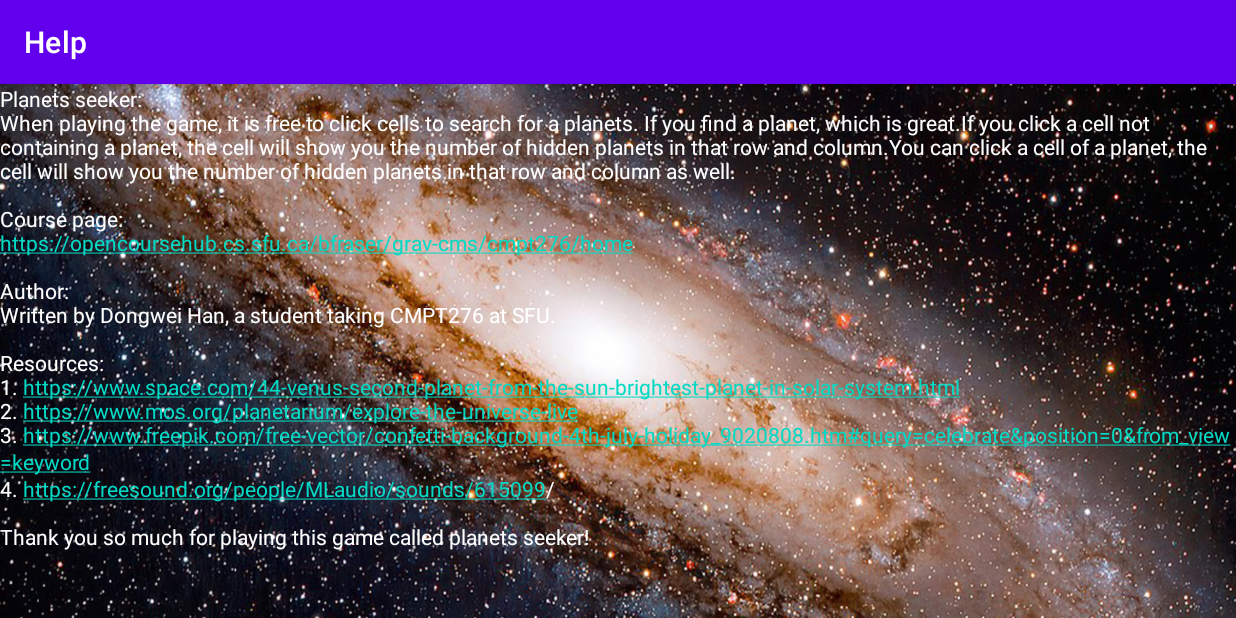
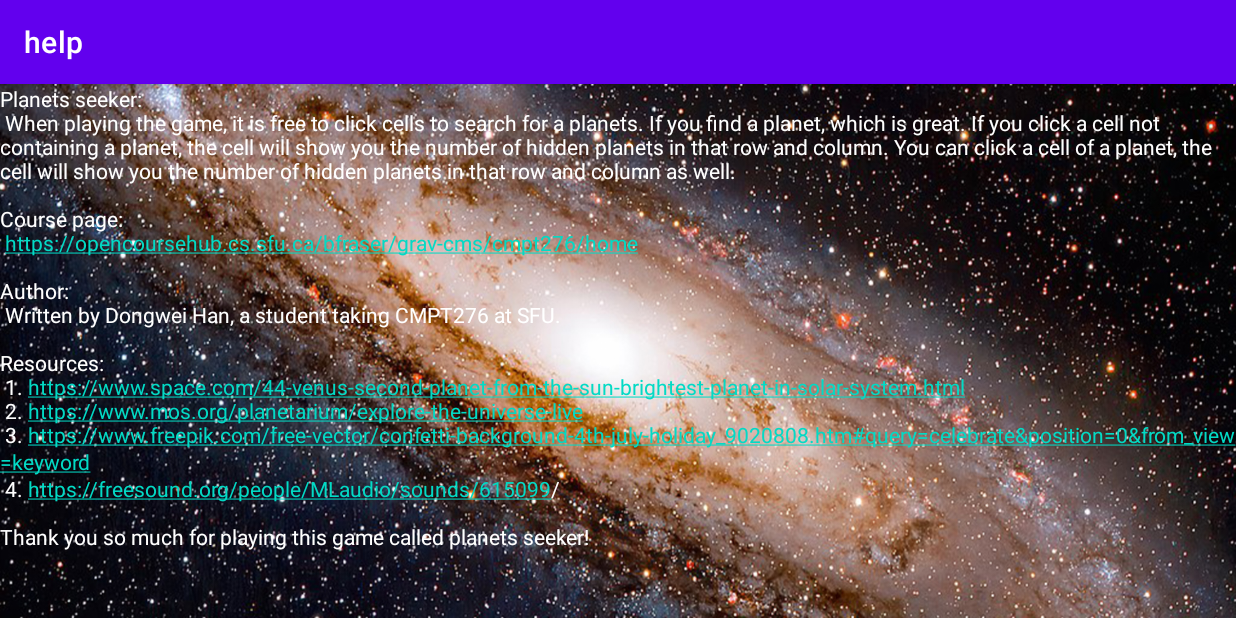
Before and after one commit to DavisH999/Planet_Seeker, an Android app: the MenuActivity screen opened directly, with no data from a screen before it, after a tap on "HELP", on a phone screen of 824 x 412 dp (held sideways). Run offline under Robolectric (Android 15) with nearby library versions, the phone set to English and light mode, and no system bars.

Commit message:
add strings.xml.

```diff
--- a/app/src/main/java/ca/cmpt276/cmpt276assignment3/HelpActivity.java
+++ b/app/src/main/java/ca/cmpt276/cmpt276assignment3/HelpActivity.java
@@ -8,12 +8,19 @@ import android.os.Bundle;
 import android.widget.TextView;
 
 public class HelpActivity extends AppCompatActivity {
+    public String INTRO;
+    public String COURSE;
+    public String AUTHOR;
+    public String RES;
+    public String THANKS;
+    private String HELP;
     // help page
 
     @Override
     protected void onCreate(Bundle savedInstanceState) {
         super.onCreate(savedInstanceState);
         setContentView(R.layout.activity_help);
+
         setMyActionBar();
         setText();
     }
@@ -21,31 +28,20 @@ public class HelpActivity extends AppCompatActivity {
     private void setText() {
         TextView tv_help = findViewById(R.id.tv_help);
         tv_help.setTextColor(Color.WHITE);
-        String intro = "Planets seeker:\n" +
-                "When playing the game, it is free to click cells to search for a planets. If you find a planet, which is great." +
-                "If you click a cell not containing a planet, the cell will show you the number of hidden planets in that row and column." +
-                "You can click a cell of a planet, the cell will show you the number of hidden planets in that row and column as well.\n";
+        INTRO = getString(R.string.intro);
+        COURSE = getString(R.string.course);
+        AUTHOR = getString(R.string.author);
+        RES = getString(R.string.res);
+        THANKS = getString(R.string.thanks);
 
-        String course = "Course page:\n" +
-                "https://opencoursehub.cs.sfu.ca/bfraser/grav-cms/cmpt276/home\n";
-
-        String author =  "Author:\n" +
-                "Written by Dongwei Han, a student taking CMPT276 at SFU.\n";
-
-        String res = "Resources:\n" +
-                "1. https://www.space.com/44-venus-second-planet-from-the-sun-brightest-planet-in-solar-system.html\n" +
-                "2. https://www.mos.org/planetarium/explore-the-universe-live\n" +
-                "3. https://www.freepik.com/free-vector/confetti-background-4th-july-holiday_9020808.htm#query=celebrate&position=0&from_view=keyword\n" +
-                "4. https://freesound.org/people/MLaudio/sounds/615099/\n";
-
-        String thanks = "Thank you so much for playing this game called planets seeker!\n";
-
-        String info  = intro + "\n" + course + "\n" + author + "\n" + res + "\n"+ thanks;
+        String info  = INTRO + "\n" + COURSE + "\n" + AUTHOR + "\n" + RES + "\n"+ THANKS;
         tv_help.setText(info);
     }
 
     private void setMyActionBar() {
         ActionBar supportActionBar = getSupportActionBar();
-        supportActionBar.setTitle("Help");
+        HELP = getString(R.string.help);
+        supportActionBar.setTitle(HELP);
+
     }
 }
--- a/app/src/main/java/ca/cmpt276/cmpt276assignment3/MenuActivity.java
+++ b/app/src/main/java/ca/cmpt276/cmpt276assignment3/MenuActivity.java
@@ -24,11 +24,14 @@ public class MenuActivity extends AppCompatActivity {
         setMyActionBar();
         initial();
         btn_playGame.setOnClickListener(v -> onPlayGameClick());
-        btn_playGame.setText("Play Game");
+        String play_game = getString(R.string.play_game);
+        btn_playGame.setText(play_game);
         btn_options.setOnClickListener(v -> onOptionsClick());
-        btn_options.setText("Options");
+        String options = getString(R.string.options);
+        btn_options.setText(options);
         btn_help.setOnClickListener(v -> onHelpClick());
-        btn_help.setText("Help");
+        String help = getString(R.string.help);
+        btn_help.setText(help);
     }
 
     private void onPlayGameClick() {
@@ -55,6 +58,7 @@ public class MenuActivity extends AppCompatActivity {
 
     private void setMyActionBar() {
         ActionBar supportActionBar = getSupportActionBar();
-        supportActionBar.setTitle("Main Menu");
+        String main_menu = getString(R.string.main_menu);
+        supportActionBar.setTitle(main_menu);
     }
 }
--- a/app/src/main/res/values/strings.xml
+++ b/app/src/main/res/values/strings.xml
@@ -1,3 +1,29 @@
 <resources>
     <string name="app_name">CMPT276 Assignment3</string>
+    <string name="intro">"Planets seeker:\n"
+            "When playing the game, it is free to click cells to search for a planets. If you find a planet, which is great."
+            "If you click a cell not containing a planet, the cell will show you the number of hidden planets in that row and column."
+            "You can click a cell of a planet, the cell will show you the number of hidden planets in that row and column as well.\n"</string>
+    <string name="course">"Course page:\n"
+            "https://opencoursehub.cs.sfu.ca/bfraser/grav-cms/cmpt276/home\n"</string>
+    <string name="author">"Author:\n"
+            "Written by Dongwei Han, a student taking CMPT276 at SFU.\n"</string>
+    <string name="res">"Resources:\n"
+            "1. https://www.space.com/44-venus-second-planet-from-the-sun-brightest-planet-in-solar-system.html\n"
+            "2. https://www.mos.org/planetarium/explore-the-universe-live\n"
+            "3. https://www.freepik.com/free-vector/confetti-background-4th-july-holiday_9020808.htm#query=celebrate&amp;position=0&amp;from_view=keyword\n"
+            "4. https://freesound.org/people/MLaudio/sounds/615099/\n"</string>
+    <string name="thanks">"Thank you so much for playing this game called planets seeker!\n"</string>
+    <string name="help">help</string>
+    <string name="play_game">Play game</string>
+    <string name="options">Options</string>
+    <string name="main_menu">Main Menu</string>
+    <string name="congratulations">Congratulations</string>
+    <string name="message">Great! You found all planets and win the game!</string>
+    <string name="select_board_size">Select board size</string>
+    <string name="select_number_planets">Select number planets</string>
+    <string name="planet_seeker_by_dongwei_han">Planet Seeker By Dongwei Han</string>
+    <string name="go_to_main_menu">Go to main menu</string>
+    <string name="planet_seeker">Planet Seeker</string>
+    <string name="game">Game</string>
 </resources>
```
Also changed, not shown: app/src/main/java/ca/cmpt276/cmpt276assignment3/GameActivity.java (+3 -20 lines), app/src/main/java/ca/cmpt276/cmpt276assignment3/MainActivity.java (+9 -3 lines), app/src/main/java/ca/cmpt276/cmpt276assignment3/MessageFragment.java (+8 -2 lines), app/src/main/java/ca/cmpt276/cmpt276assignment3/OptionsActivity.java (+10 -4 lines).
